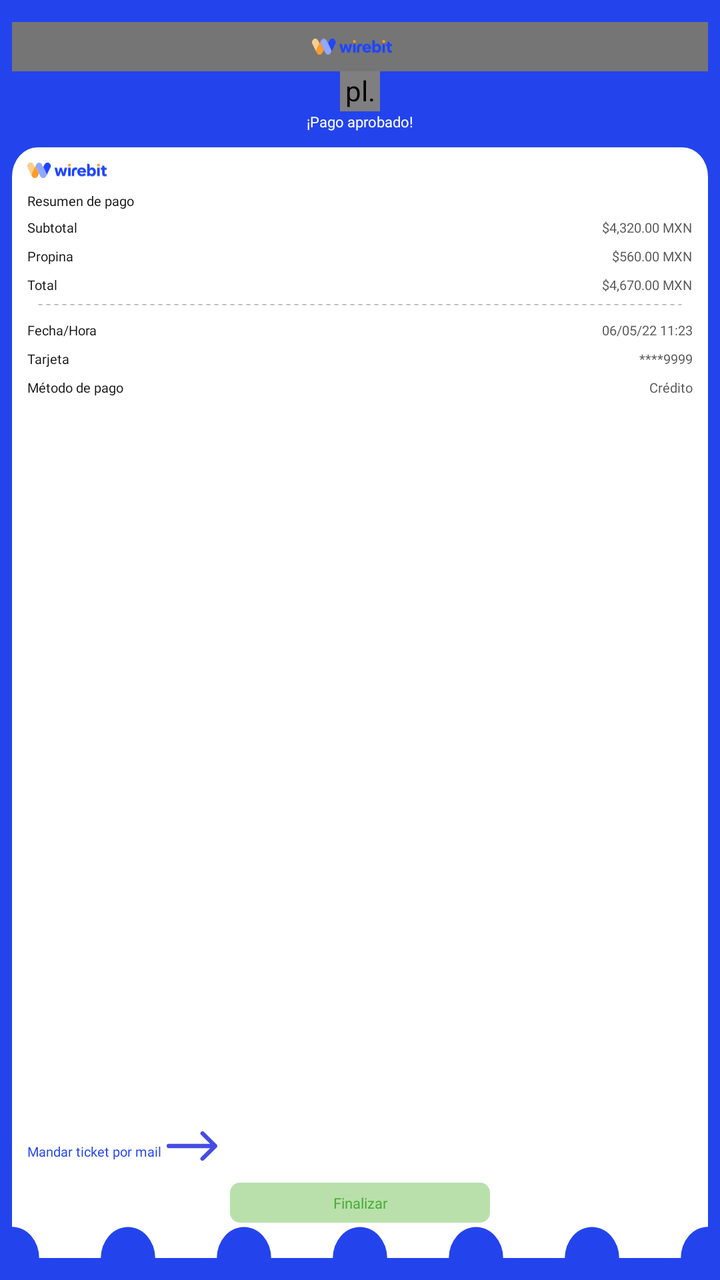
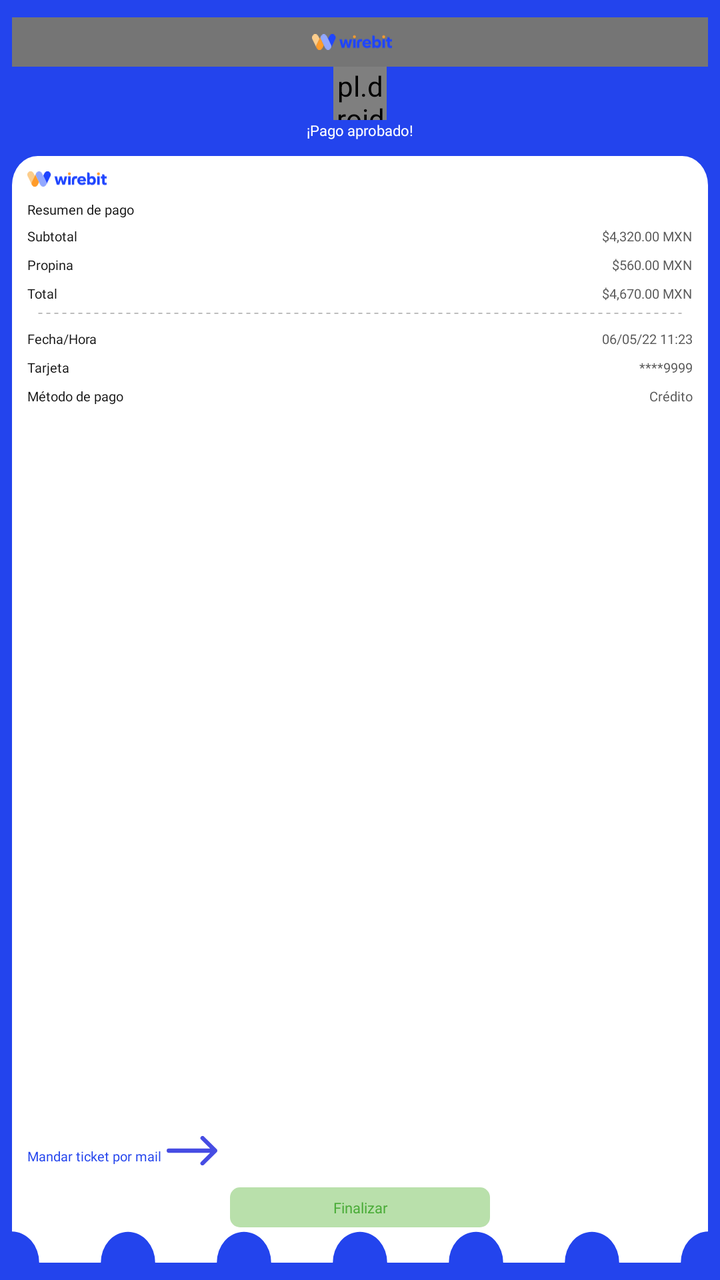

Compare the two renders of this Android layout. The source of the first and the diff that turns it into the second are given below.
<!-- AndroidManifest.xml: application theme AppThemeDown -->
<!-- res/layout/wmx_final_ticket_transaction.xml -->
<?xml version="1.0" encoding="utf-8"?>
<LinearLayout xmlns:android="http://schemas.android.com/apk/res/android"
    xmlns:app="http://schemas.android.com/apk/res-auto"
    android:layout_width="match_parent"
    android:layout_height="match_parent"
    android:orientation="vertical"
    android:paddingLeft="18px"
    android:paddingTop="33px"
    android:paddingRight="18px"
    android:paddingBottom="33px"
    android:background="#2344ED"
    >
    <include layout="@layout/toolbar_layout" />

    <LinearLayout
        android:layout_width="match_parent"
        android:layout_height="wrap_content"
        android:layout_marginBottom="24px"
        android:gravity="center_horizontal"
        android:orientation="vertical">

        <pl.droidsonroids.gif.GifImageView
            android:id="@+id/giv_card_status"
            android:layout_width="60px"
            android:layout_height="60px"
            android:src="@drawable/palomita" />

        <TextView
            android:id="@+id/textView16"
            android:layout_width="wrap_content"
            android:layout_height="wrap_content"
            android:layout_weight="1"
            android:fontFamily="@font/dm_sans_medium"
            android:text="¡Pago aprobado!"
            android:textColor="#FFFFFF"
            android:textSize="22px" />

    </LinearLayout>


    <LinearLayout
        android:layout_width="match_parent"
        android:layout_height="match_parent"
        android:background="@drawable/fondo_ticket"
        android:orientation="vertical"
        android:padding="23px">

        <LinearLayout
            android:layout_width="match_parent"
            android:layout_height="wrap_content"
            android:gravity="left"
            android:orientation="horizontal">

            <ImageView
                android:id="@+id/imageView3"
                android:layout_width="119px"
                android:layout_height="22.9px"
                android:layout_marginBottom="20px"
                app:srcCompat="@drawable/wirebit_logotipo2022_color" />

        </LinearLayout>

        <TextView
            android:id="@+id/ticket_tv_title"
            android:layout_width="wrap_content"
            android:layout_height="wrap_content"
            android:layout_marginBottom="12px"
            android:fontFamily="@font/dm_sans_medium"
            android:text="Resumen de pago"
            android:textColor="#0F0F0F"
            android:textSize="20px" />

        <LinearLayout
            android:id="@+id/ticket_ll_subtotal"
            android:layout_width="match_parent"
            android:layout_height="wrap_content"
            android:layout_marginBottom="15px"
            android:orientation="horizontal">

            <TextView
                android:id="@+id/textView18"
                android:layout_width="wrap_content"
                android:layout_height="wrap_content"

                android:layout_weight="1"
                android:fontFamily="@font/dm_sans"
                android:text="Subtotal"
                android:textColor="#121212"
                android:textSize="20px" />

            <TextView
                android:id="@+id/ticket_tv_subtotal_value"
                android:layout_width="wrap_content"
                android:layout_height="wrap_content"
                android:fontFamily="@font/dm_sans"
                android:text="$4,320.00 MXN"
                android:textColor="#5A5A5A"
                android:textSize="20px" />
        </LinearLayout>

        <LinearLayout
            android:layout_width="match_parent"
            android:layout_height="wrap_content"
            android:layout_marginBottom="15px"
            android:orientation="horizontal">

            <TextView
                android:id="@+id/ticket_tv_tip_label"
                android:layout_width="wrap_content"
                android:layout_height="wrap_content"
                android:layout_weight="1"
                android:fontFamily="@font/dm_sans"
                android:text="Propina"
                android:textColor="#121212"
                android:textSize="20px" />

            <TextView
                android:id="@+id/ticket_tv_tip_value"
                android:layout_width="wrap_content"
                android:layout_height="wrap_content"
                android:fontFamily="@font/dm_sans"
                android:text="$560.00 MXN"
                android:textColor="#5A5A5A"
                android:textSize="20px" />
        </LinearLayout>

        <LinearLayout
            android:layout_width="match_parent"
            android:layout_height="wrap_content"
            android:layout_marginBottom="15px"
            android:orientation="horizontal">

            <TextView
                android:id="@+id/ticket_tv_total_label"
                android:layout_width="wrap_content"
                android:layout_height="wrap_content"
                android:layout_weight="1"
                android:fontFamily="@font/dm_sans"
                android:text="Total"
                android:textColor="#121212"
                android:textSize="20px" />

            <TextView
                android:id="@+id/ticket_tv_total_value"
                android:layout_width="wrap_content"
                android:layout_height="wrap_content"
                android:fontFamily="@font/dm_sans"
                android:text="$4,670.00 MXN"
                android:textColor="#5A5A5A"
                android:textSize="20px" />
        </LinearLayout>

        <ImageView
            android:layout_width="match_parent"
            android:layout_height="wrap_content"
            android:layout_marginLeft="16px"
            android:layout_marginRight="16px"
            android:layout_marginBottom="23px"
            android:backgroundTint="#A3A6FC"
            android:contentDescription="underline"
            android:layerType="software"
            android:src="@drawable/dotted_line" />

        <LinearLayout
            android:layout_width="match_parent"
            android:layout_height="wrap_content"
            android:layout_marginBottom="15px"
            android:orientation="horizontal">

            <TextView
                android:id="@+id/textView18"
                android:layout_width="wrap_content"
                android:layout_height="wrap_content"
                android:layout_weight="1"
                android:fontFamily="@font/dm_sans"
                android:text="Fecha/Hora"
                android:textColor="#121212"
                android:textSize="20px" />

            <TextView
                android:id="@+id/ticket_tv_time_value"
                android:layout_width="wrap_content"
                android:layout_height="wrap_content"
                android:fontFamily="@font/dm_sans"
                android:text="06/05/22 11:23"
                android:textColor="#5A5A5A"
                android:textSize="20px" />
        </LinearLayout>

        <LinearLayout
            android:layout_width="match_parent"
            android:layout_height="wrap_content"
            android:layout_marginBottom="15px"
            android:orientation="horizontal">

            <TextView
                android:id="@+id/textView18"
                android:layout_width="wrap_content"
                android:layout_height="wrap_content"
                android:layout_weight="1"
                android:fontFamily="@font/dm_sans"
                android:text="Tarjeta"
                android:textColor="#121212"
                android:textSize="20px" />

            <TextView
                android:id="@+id/ticket_tv_card_value"
                android:layout_width="wrap_content"
                android:layout_height="wrap_content"
                android:fontFamily="@font/dm_sans"
                android:text="****9999"
                android:textColor="#5A5A5A"
                android:textSize="20px" />
        </LinearLayout>

        <LinearLayout
            android:layout_width="match_parent"
            android:layout_height="wrap_content"
            android:layout_marginBottom="35px"
            android:orientation="horizontal">

            <TextView
                android:id="@+id/textView18"
                android:layout_width="wrap_content"
                android:layout_height="wrap_content"
                android:layout_weight="1"
                android:fontFamily="@font/dm_sans"
                android:text="Método de pago"
                android:textColor="#121212"
                android:textSize="20px" />

            <TextView
                android:id="@+id/ticket_tv_method_value"
                android:layout_width="wrap_content"
                android:layout_height="wrap_content"
                android:fontFamily="@font/dm_sans"
                android:text="Crédito"
                android:textColor="#5A5A5A"
                android:textSize="20px" />
        </LinearLayout>

        <LinearLayout
            android:id="@+id/ll_btn_open_modal_email"
            android:layout_width="match_parent"
            android:layout_height="wrap_content"
            android:layout_marginBottom="33px"
            android:layout_weight="1"
            android:gravity="bottom"
            android:orientation="horizontal">

            <TextView
                android:id="@+id/textView25"
                android:layout_width="wrap_content"
                android:layout_height="wrap_content"
                android:layout_marginRight="8px"
                android:fontFamily="@font/dm_sans_medium"
                android:text="Mandar ticket por mail"
                android:textColor="#2344ED"
                android:textSize="20px" />

            <ImageView
                android:layout_width="wrap_content"
                android:layout_height="wrap_content"
                android:src="@drawable/flecha_ticket" />
        </LinearLayout>

        <LinearLayout
            android:layout_width="match_parent"
            android:layout_height="wrap_content"
            android:layout_marginBottom="30px"
            android:gravity="bottom|center_horizontal"

            android:orientation="vertical">

            <androidx.appcompat.widget.AppCompatButton
                android:id="@+id/btn_ticket_final"
                android:layout_width="390px"
                android:layout_height="60px"
                android:background="@drawable/rounded_corner"
                android:backgroundTint="#B9E0AB"
                android:fontFamily="@font/dm_sans_bold"
                android:minHeight="50dip"
                android:stateListAnimator="@null"
                android:text="Finalizar"
                android:textAllCaps="false"
                android:textColor="#4AAC38"
                android:textSize="22px" />
        </LinearLayout>


    </LinearLayout>

</LinearLayout>
<!-- res/layout/toolbar_layout.xml (included above) -->
<androidx.appcompat.widget.Toolbar xmlns:android="http://schemas.android.com/apk/res/android"
    xmlns:app="http://schemas.android.com/apk/res-auto"
    android:id="@+id/toolbar"
    android:layout_width="match_parent"
    android:layout_height="74px"
    android:background="?attr/colorPrimaryDark"
    android:minHeight="@dimen/abc_action_bar_default_height_material"
    android:visibility="visible"
    app:contentInsetEnd="0dp"
    app:contentInsetStart="0dp"
    app:popupTheme="@style/ThemeOverlay.AppCompat.Light"
    app:theme="@style/ThemeOverlay.AppCompat.Dark.ActionBar">


    <TextView
        android:id="@+id/txt_toolbar_title"
        android:layout_width="wrap_content"
        android:layout_height="wrap_content"
        android:layout_gravity="center"
        android:ellipsize="middle"
        android:fontFamily="@font/dm_sans_medium"
        android:singleLine="true"
        android:textColor="#121212"
        android:textSize="22px"
        android:visibility="gone" />

    <ImageView
        android:id="@+id/img_invisible_margin"
        android:layout_width="?android:attr/actionBarSize"
        android:layout_height="48dp"
        android:visibility="invisible" />

    <LinearLayout
        android:id="@+id/toolbar_logo_container"
        android:layout_width="match_parent"
        android:layout_height="match_parent"
        android:layout_gravity="center"
        android:layout_marginRight="?android:attr/actionBarSize"
        android:paddingRight="24px"
        android:gravity="center"
        >

        <ImageView
            android:id="@+id/toolbar_logo"
            android:layout_width="120px"
            android:layout_height="match_parent"
            android:layout_gravity="center"
            android:src="@drawable/wirebit_logotipo2022_color" />
    </LinearLayout>


    <LinearLayout
        android:id="@+id/toolbar_btn_calendar"
        android:layout_width="51px"
        android:layout_height="51px"
        android:layout_gravity="right"
        android:background="@drawable/rounded_corner"
        android:backgroundTint="#fff"
        android:gravity="center"
        android:layout_marginRight="35px"
        android:padding="10px"
        android:visibility="gone">

        <ImageView
            android:id="@+id/iv_calendar"
            android:layout_width="wrap_content"
            android:layout_height="wrap_content"
            android:src="@drawable/calendario" />
    </LinearLayout>

</androidx.appcompat.widget.Toolbar>
<!-- resources referenced by this layout -->
<resources>
  <!-- drawable dotted_line (drawable) -->
  <?xml version="1.0" encoding="utf-8"?>
  <shape xmlns:android="http://schemas.android.com/apk/res/android"
      android:shape="line" >
  
      <stroke
          android:dashGap="6px"
          android:dashWidth="6px"
          android:width="1px"
          android:color="#7C7C7C" />
  
      <size android:height="2px" />
  
  
  </shape>
  <!-- drawable flecha_ticket (drawable) -->
  <vector xmlns:android="http://schemas.android.com/apk/res/android"
      android:width="25.21dp"
      android:height="14.704dp"
      android:viewportWidth="25.21"
      android:viewportHeight="14.704">
    <path
        android:pathData="M0,7.352a1.05,1.05 45,0 1,1.05 -1.05L21.624,6.302l-4.508,-4.508A1.05,1.05 0,1 1,18.601 0.305l6.3,6.3A1.04,1.04 0,0 1,25.21 7.348l-0,-0a1.023,1.023 0,0 1,-0.082 0.4,1.04 1.04,0 0,1 -0.227,0.34l-6.3,6.3A1.05,1.05 0,1 1,17.11 12.911L21.624,8.405L1.051,8.405A1.05,1.05 0,0 1,0 7.352Z"
        android:fillColor="#464ce3"/>
  </vector>
  <!-- drawable rounded_corner (drawable) -->
  <?xml version="1.0" encoding="utf-8"?>
  <shape xmlns:android="http://schemas.android.com/apk/res/android"
      android:shape="rectangle" >
  
      <corners
          android:radius="15px"/>
  
      <solid android:color="#2344ED" />
  
      <padding
          android:bottom="0dp"
          android:left="0dp"
          android:right="0dp"
          android:top="0dp" />
  
  
  </shape>
  <style name="MyActionBar" parent="@android:style/Widget.Holo.Light.ActionBar">
          <item name="android:background">@color/action_bar</item>
          <item name="android:indeterminateProgressStyle">@style/ActionBarProgressBar.MyStyle</item>
          <item name="android:titleTextStyle">@style/TitleTextStyle</item>
          <item name="android:displayOptions">showHome|homeAsUp|showTitle</item>
          <item name="android:icon">@android:color/transparent</item>
          <item name="windowActionBar">false</item>
          <item name="windowNoTitle">true</item>
      </style>
  <style name="MyTheme.ActionBar.TabBar" parent="android:style/Widget.Holo.Light.ActionBar.TabBar">
          
          <item name="android:background">@color/eb_col_7</item>
      </style>
  <style name="ActionBarTabStyle" parent="android:style/Widget.Holo.ActionBar.TabView">
          <item name="android:background">@drawable/edm_detail_actionbar_tabview_style</item>
      </style>
  <style name="CustomOptionsMenu" parent="Widget.AppCompat.PopupMenu.Overflow">
          <item name="android:popupBackground">@color/eb_col_12</item>
      </style>
  <style name="PopupMenu" parent="@style/Widget.AppCompat.Light.PopupMenu">
          <item name="android:popupBackground">@color/eb_col_14</item>
      </style>
  <style name="customSpinnerStyle" parent="android:Widget.ListView.DropDown">
          <item name="android:divider">@color/segment_line</item>
          <item name="android:dividerHeight">0dp</item>
      </style>
  <style name="OverFlow" parent="@android:style/Widget.Holo.ActionButton.Overflow">
          <item name="android:src">@drawable/action_bar_more</item>
      </style>
  <style name="MyMenuTextAppearance" parent="@style/TextAppearance.AppCompat.Widget.ActionBar.Menu">
          <item name="android:textAllCaps">false</item>
      </style>
  <color name="action_bar">@color/eb_col_4</color>
  <style name="ActionBarProgressBar.MyStyle" parent="@android:style/Widget.Holo.ProgressBar.Small">
          <item name="android:minWidth">28dp</item>
          <item name="android:maxWidth">28dp</item>
          <item name="android:minHeight">28dp</item>
          <item name="android:maxHeight">28dp</item>
      </style>
  <style name="TitleTextStyle">
          <item name="android:textSize">18.0sp</item>
          <item name="android:textColor">@color/eb_col_7</item>
      </style>
  <color name="eb_col_7">#ffffff</color>
  <color name="eb_col_12">#f8f8f8</color>
  <color name="eb_col_14">#00A1DE</color>
  <color name="segment_line">@color/eb_col_12</color>
  <color name="eb_col_4">#004C90</color>
  <!-- unchanged entries left out for length: 8 -->
</resources>

<!-- the commit's change to res/layout/wmx_final_ticket_transaction.xml (unified diff, before → after) -->
@@ -3,13 +3,13 @@
     xmlns:app="http://schemas.android.com/apk/res-auto"
     android:layout_width="match_parent"
     android:layout_height="match_parent"
+    android:background="#2344ED"
     android:orientation="vertical"
     android:paddingLeft="18px"
-    android:paddingTop="33px"
+    android:paddingTop="26px"
     android:paddingRight="18px"
-    android:paddingBottom="33px"
-    android:background="#2344ED"
-    >
+    android:paddingBottom="26px">
+
     <include layout="@layout/toolbar_layout" />
 
     <LinearLayout
@@ -21,8 +21,8 @@
 
         <pl.droidsonroids.gif.GifImageView
             android:id="@+id/giv_card_status"
-            android:layout_width="60px"
-            android:layout_height="60px"
+            android:layout_width="80px"
+            android:layout_height="80px"
             android:src="@drawable/palomita" />
 
         <TextView
